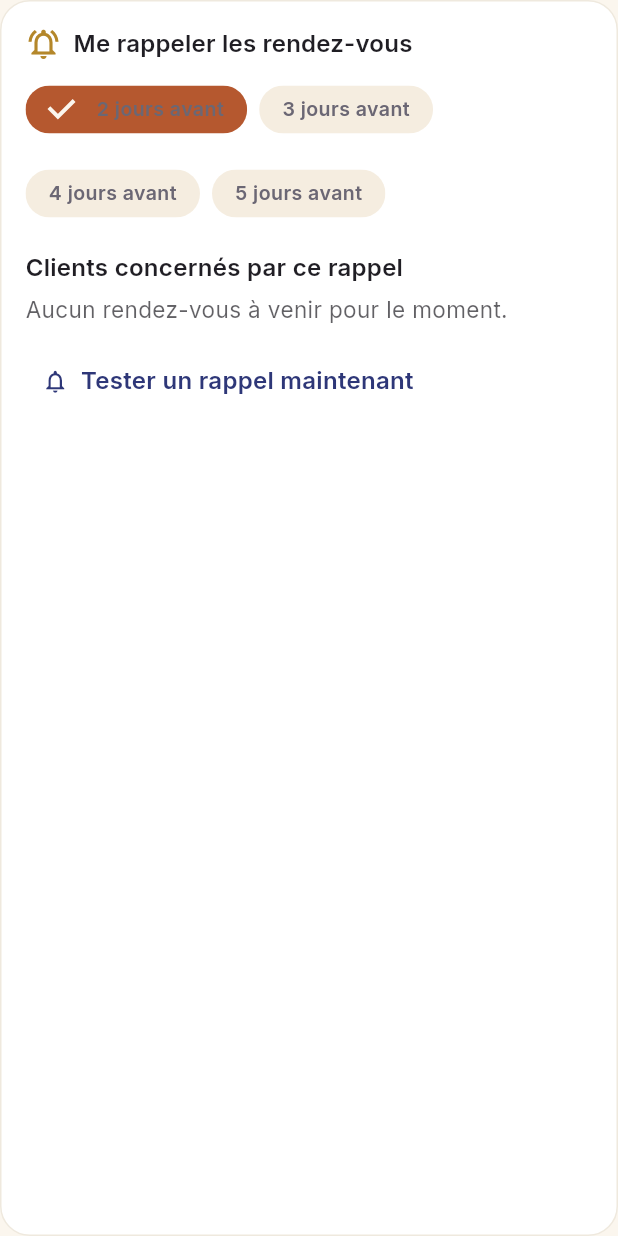
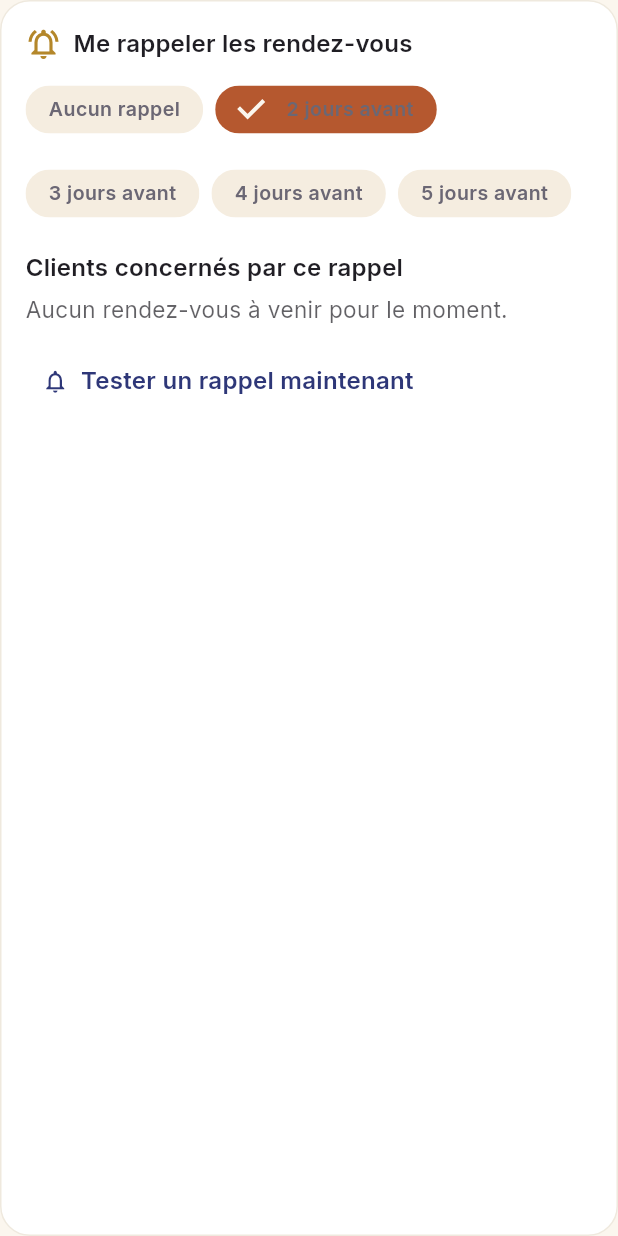
Before and after one commit to ouattaradanou-debug/forevercare-ai, a Flutter app: the _SelecteurRappel widget shown alone on an empty page, opened directly, on a phone screen of 412 x 824 dp. Run offline on Flutter 3.47's test engine with Material 3 defaults, Android fonts, the phone set to English and light mode, and no system bars; our stand-ins replace cached_network_image, connectivity_plus, drift, drift_flutter, flutter_image_compress, flutter_local_notifications and 7 more; accounts and stored records are empty; generated files the repository leaves out were written again.

Commit message:
Permettre de désactiver les rappels de rendez-vous
Ajoute un bouton "Aucun rappel" à côté des délais 2 à 5 jours, pour les
tailleurs qui ne veulent pas de ce système d'alarme. Le choisir annule
tous les rappels déjà planifiés et n'en reprogramme aucun tant qu'un
délai n'est pas resélectionné.

Co-Authored-By: Claude Sonnet 5 <noreply@anthropic.com>
Claude-Session: https://claude.ai/code/session_0124cQpQi64xUE7Fyxipd1VW

```diff
--- a/lib/core/services/notification_service.dart
+++ b/lib/core/services/notification_service.dart
@@ -112,12 +112,17 @@ class NotificationService {
   /// trop proche pour avoir encore `joursAvant` jours devant lui) n'a
   /// simplement pas de rappel planifié, plutôt que d'en déclencher un
   /// immédiatement.
+  ///
+  /// `joursAvant` à 0 signifie que le tailleur a désactivé les rappels
+  /// (voir rappelJoursProvider) : tout ce qui était planifié est annulé et
+  /// rien n'est reprogrammé.
   Future<void> planifierRappelsRendezVous({
     required List<RendezVousAvecClient> rendezVous,
     required int joursAvant,
   }) async {
     if (!_initialise) await initialiser();
     await _plugin.cancelAll();
+    if (joursAvant <= 0) return;
 
     final tz.TZDateTime maintenant = tz.TZDateTime.now(tz.local);
     for (final RendezVousAvecClient rdv in rendezVous) {
--- a/lib/features/home/presentation/home_page.dart
+++ b/lib/features/home/presentation/home_page.dart
@@ -507,6 +507,15 @@ class _SelecteurRappel extends ConsumerWidget {
             spacing: AppSpacing.s,
             runSpacing: AppSpacing.s,
             children: [
+              ChoiceChip(
+                label: const Text('Aucun rappel'),
+                selected: joursActuels == 0,
+                onSelected: (selectionne) {
+                  if (selectionne) {
+                    ref.read(rappelJoursProvider.notifier).definir(0);
+                  }
+                },
+              ),
               for (final int jours in _options)
                 ChoiceChip(
                   label: Text('$jours jours avant'),
@@ -520,6 +529,14 @@ class _SelecteurRappel extends ConsumerWidget {
             ],
           ),
           const SizedBox(height: AppSpacing.m),
+          if (joursActuels == 0)
+            Text(
+              'Les rappels sont désactivés.',
+              style: Theme.of(context).textTheme.bodyMedium?.copyWith(
+                color: scheme.onSurface.withValues(alpha: 0.7),
+              ),
+            )
+          else ...[
             Text(
               'Clients concernés par ce rappel',
               style: Theme.of(context).textTheme.labelLarge,
@@ -535,7 +552,9 @@ class _SelecteurRappel extends ConsumerWidget {
             else
               for (final RendezVousAvecClient rdv in concernes)
                 Padding(
-                padding: const EdgeInsets.symmetric(vertical: AppSpacing.xs),
+                  padding: const EdgeInsets.symmetric(
+                    vertical: AppSpacing.xs,
+                  ),
                   child: Row(
                     children: [
                       const Icon(
@@ -549,13 +568,16 @@ class _SelecteurRappel extends ConsumerWidget {
                         DateFormat('d MMM', 'fr_FR').format(
                           rdv.rendezVous.dateHeure,
                         ),
-                      style: Theme.of(context).textTheme.bodyMedium?.copyWith(
+                        style: Theme.of(
+                          context,
+                        ).textTheme.bodyMedium?.copyWith(
                           color: scheme.onSurface.withValues(alpha: 0.7),
                         ),
                       ),
                     ],
                   ),
                 ),
+          ],
           const SizedBox(height: AppSpacing.s),
           Align(
             alignment: Alignment.centerLeft,
```
Lines whose indentation alone changed are shown as unchanged.
